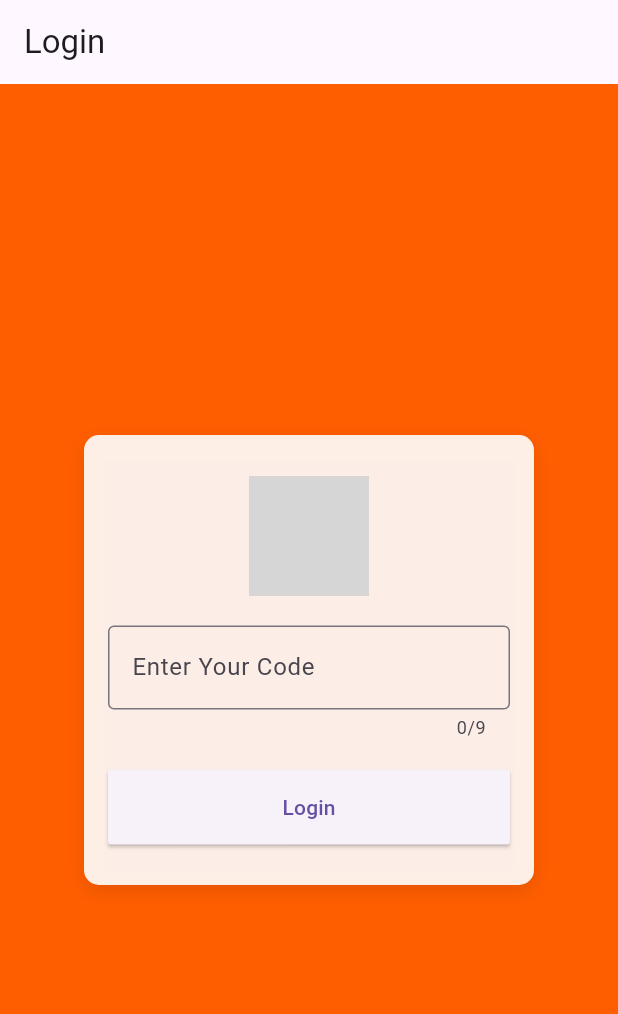
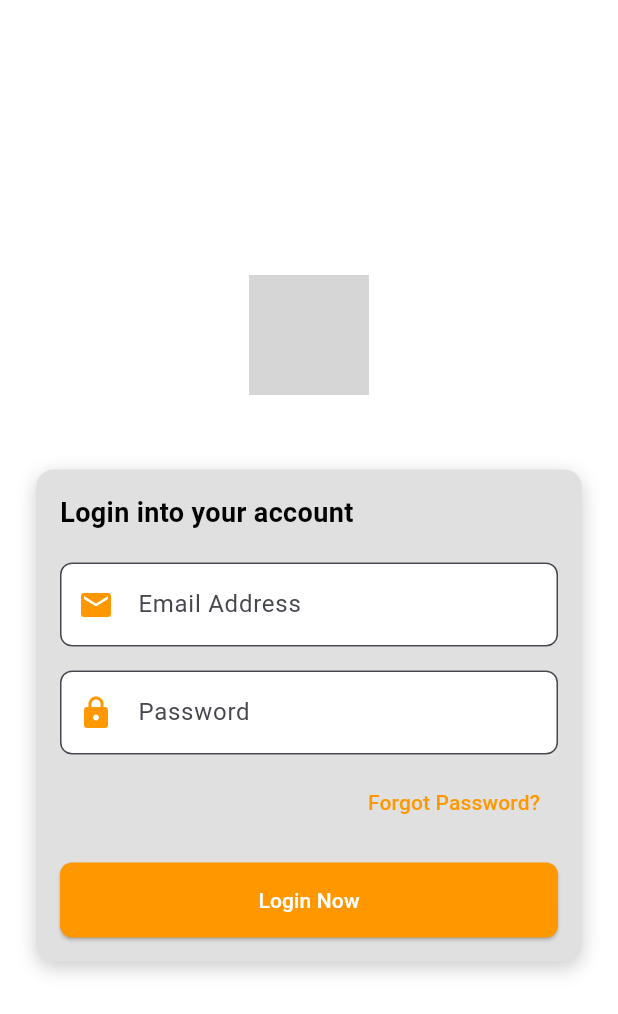
Before and after one commit to shello2k/UAS-SIS-REGULER, a Flutter app: the screen it shows after launch, on a phone screen of 412 x 824 dp. Shown: the top 1014 px of the screen. Run offline on Flutter 3.47's test engine with Material 3 defaults, Android fonts, the phone set to English and light mode, and no system bars; our stand-ins replace device_preview; grey boxes are pictures that could not be loaded.

Commit message:
Tampilan Login

```diff
--- a/lib/login_page.dart
+++ b/lib/login_page.dart
@@ -1,8 +1,4 @@
 import 'package:flutter/material.dart';
-import 'package:flutter_application_1/pages/student_dashboard.dart';
-import 'package:flutter_application_1/pages/head_dashboard.dart';
-import 'package:flutter_application_1/pages/faculty_dashboard.dart';
-import 'package:flutter_application_1/pages/admin_dashboard.dart';
 
 class LoginPage extends StatefulWidget {
   @override
@@ -11,108 +7,156 @@ class LoginPage extends StatefulWidget {
 
 class _LoginPageState extends State<LoginPage> {
   final _formKey = GlobalKey<FormState>();
-  String? _code;
+  String? _email;
+  String? _password;
 
   void _login() {
     if (_formKey.currentState!.validate()) {
       _formKey.currentState!.save();
-      if (_code == '162022001') {
-        Navigator.push(
-          context,
-          MaterialPageRoute(builder: (ctx) => StudentDashboard()),
+      ScaffoldMessenger.of(context).showSnackBar(
+        SnackBar(content: Text('Login berhasil!')),
       );
-      } else if (_code == '162022002') {
-        Navigator.push(
-          context,
-          MaterialPageRoute(builder: (ctx) => HeadDashboard()),
-        );
-      } else if (_code == '162022003') {
-        Navigator.push(
-          context,
-          MaterialPageRoute(builder: (ctx) => FacultyDashboard()),
-        );
-      } else if (_code == 'kodeAdmin') {
-        Navigator.push(
-          context,
-          MaterialPageRoute(builder: (ctx) => AdminPage()),
-        );
-      } else {
-        ScaffoldMessenger.of(context).showSnackBar(
-          SnackBar(content: Text('Invalid code. Please try again.')),
-        );
-      }
     }
   }
 
   @override
   Widget build(BuildContext context) {
     return Scaffold(
-      appBar: AppBar(title: Text('Login')),
-      body: Stack(
+      backgroundColor: Colors.white,
+      body: Center(
+        child: SingleChildScrollView(
+          child: Column(
             children: [
-          Positioned.fill(
-            child: Image.asset(
-              'assets/background_image.png',
-              fit: BoxFit.cover,
+              // Logo Itenas
+              Column(
+                children: [
+                  Image.asset(
+                    'assets/login_image.png', // Pastikan file ada di folder assets
+                    height: 80,
+                  ),
+                  SizedBox(height: 8),
+                  Text(
+                    'Institut Teknologi Nasional',
+                    style: TextStyle(
+                      fontSize: 18,
+                      fontWeight: FontWeight.bold,
+                      color: Colors.white,
                     ),
                   ),
-          Center(
-            child: Container(
-              width: 300,
-              height: 300,
+                  SizedBox(height: 16),
+                ],
+              ),
+              // Kotak Form Login
+              Container(
+                margin: EdgeInsets.symmetric(horizontal: 24),
                 padding: EdgeInsets.all(16),
                 decoration: BoxDecoration(
-                color: Colors.white.withOpacity(0.9),
-                borderRadius: BorderRadius.circular(10),
+                  color: Colors.grey[300], // Warna abu-abu untuk kotak
+                  borderRadius: BorderRadius.circular(12),
                   boxShadow: [
                     BoxShadow(
-                    color: Colors.black.withOpacity(0.1),
+                      color: Colors.black.withOpacity(0.2),
                       blurRadius: 10,
                       offset: Offset(0, 4),
                     ),
                   ],
                 ),
                 child: Column(
-                mainAxisAlignment: MainAxisAlignment.center,
+                  crossAxisAlignment: CrossAxisAlignment.start,
                   children: [
-                  Image.asset(
-                    'assets/login_image.png',
-                    height: 80,
-                    width: 80,
+                    // Teks Login Title
+                    Text(
+                      'Login into your account',
+                      style: TextStyle(
+                        fontSize: 18,
+                        fontWeight: FontWeight.w600,
+                        color: Colors.black,
+                      ),
                     ),
                     SizedBox(height: 20),
                     Form(
                       key: _formKey,
                       child: Column(
                         children: [
+                          // Email Input
                           TextFormField(
                             decoration: InputDecoration(
-                            labelText: 'Enter Your Code',
-                            border: OutlineInputBorder(),
+                              labelText: 'Email Address',
+                              hintText: 'Enter your Email',
+                              prefixIcon:
+                                  Icon(Icons.email, color: Colors.orange),
+                              border: OutlineInputBorder(
+                                borderRadius: BorderRadius.circular(8),
                               ),
-                          maxLength: 9,
-                          keyboardType: TextInputType.number,
+                              filled: true,
+                              fillColor: Colors.white,
+                            ),
+                            keyboardType: TextInputType.emailAddress,
                             validator: (value) {
                               if (value == null || value.isEmpty) {
-                              return 'Code cannot be empty';
-                            } else if (value.length != 9) {
-                              return 'Code must be 9 digits long';
+                                return 'Email cannot be empty';
+                              }
+                              if (!RegExp(r'^[^@]+@[^@]+\.[^@]+')
+                                  .hasMatch(value)) {
+                                return 'Enter a valid email';
                               }
                               return null;
                             },
                             onSaved: (value) {
-                            _code = value;
+                              _email = value;
                             },
                           ),
-                        SizedBox(height: 20),
+                          SizedBox(height: 16),
+                          // Password Input
+                          TextFormField(
+                            decoration: InputDecoration(
+                              labelText: 'Password',
+                              hintText: 'Enter your password',
+                              prefixIcon:
+                                  Icon(Icons.lock, color: Colors.orange),
+                              border: OutlineInputBorder(
+                                borderRadius: BorderRadius.circular(8),
+                              ),
+                              filled: true,
+                              fillColor: Colors.white,
+                            ),
+                            obscureText: true,
+                            validator: (value) {
+                              if (value == null || value.isEmpty) {
+                                return 'Password cannot be empty';
+                              }
+                              return null;
+                            },
+                            onSaved: (value) {
+                              _password = value;
+                            },
+                          ),
+                          SizedBox(height: 8),
+                          // Forgot Password
+                          Align(
+                            alignment: Alignment.centerRight,
+                            child: TextButton(
+                              onPressed: () {
+                                // Logika forgot password
+                              },
+                              child: Text(
+                                'Forgot Password?',
+                                style: TextStyle(color: Colors.orange),
+                              ),
+                            ),
+                          ),
+                          SizedBox(height: 16),
+                          // Tombol Login
                           ElevatedButton(
                             onPressed: _login,
-                          child: Text('Login'),
+                            child: Text('Login Now'),
                             style: ElevatedButton.styleFrom(
-                            padding: EdgeInsets.symmetric(vertical: 15),
+                              backgroundColor: Colors.orange,
+                              foregroundColor: Colors.white,
+                              padding: EdgeInsets.symmetric(vertical: 14),
                               minimumSize: Size(double.infinity, 50),
                               shape: RoundedRectangleBorder(
-                              borderRadius: BorderRadius.circular(2),
+                                borderRadius: BorderRadius.circular(8),
                               ),
                             ),
                           ),
@@ -122,8 +166,9 @@ class _LoginPageState extends State<LoginPage> {
                   ],
                 ),
               ),
+            ],
           ),
-        ],
+        ),
       ),
     );
   }
--- a/lib/main.dart
+++ b/lib/main.dart
@@ -1,25 +1,32 @@
 import 'package:flutter/material.dart';
+import 'package:flutter/foundation.dart'; // Untuk kReleaseMode
+import 'package:device_preview/device_preview.dart';
 import 'package:provider/provider.dart';
 import 'app_state.dart';
 import 'login_page.dart';
 
-void main() {
-  runApp(
-    ChangeNotifierProvider(
-      create: (_) => AppState(),
-      child: MyApp(),
-    ),
-  );
-}
+void main() => runApp(
+      DevicePreview(
+        enabled: !kReleaseMode, // Aktifkan hanya di mode debug
+        builder: (context) => ChangeNotifierProvider(
+          create: (_) => AppState(),
+          child: MyApp(),
+        ),
+      ),
+    );
 
 class MyApp extends StatelessWidget {
   @override
   Widget build(BuildContext context) {
     return MaterialApp(
       debugShowCheckedModeBanner: false,
-      title: 'Academic Email System',
-      theme: ThemeData(primarySwatch: Colors.blue),
-      home: LoginPage(),
+      useInheritedMediaQuery: true, // Integrasi dengan DevicePreview
+      locale: DevicePreview.locale(context), // Lokalisasi dari DevicePreview
+      builder: DevicePreview.appBuilder, // Builder khusus DevicePreview
+      theme: ThemeData.light(),
+      darkTheme: ThemeData.dark(),
+      themeMode: ThemeMode.system, // Sesuai pengaturan sistem
+      home: LoginPage(), // Halaman utama Anda
     );
   }
 }
--- a/pubspec.yaml
+++ b/pubspec.yaml
@@ -37,6 +37,8 @@ dependencies:
   # The following adds the Cupertino Icons font to your application.
   # Use with the CupertinoIcons class for iOS style icons.
   cupertino_icons: ^1.0.8
+  flutter_screenutil: ^5.9.3
+  device_preview: ^1.2.0
 
 dev_dependencies:
   flutter_test:
```
Also changed, not shown: pubspec.lock, 1 other file. Lines whose indentation alone changed are shown as unchanged.
